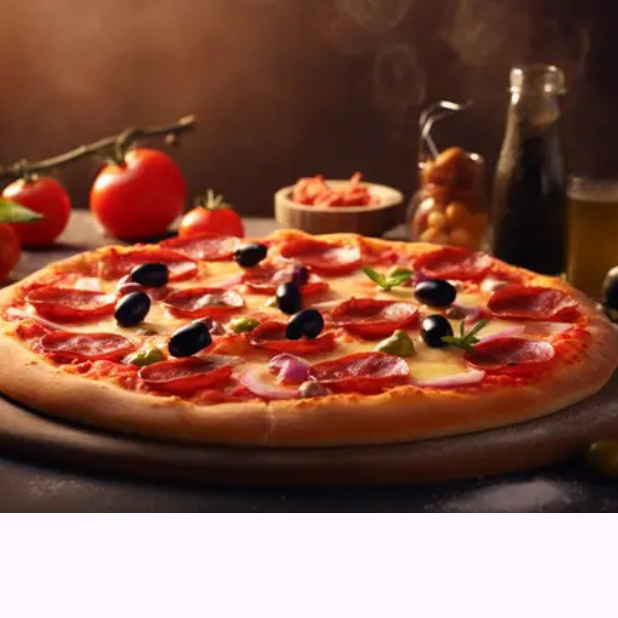
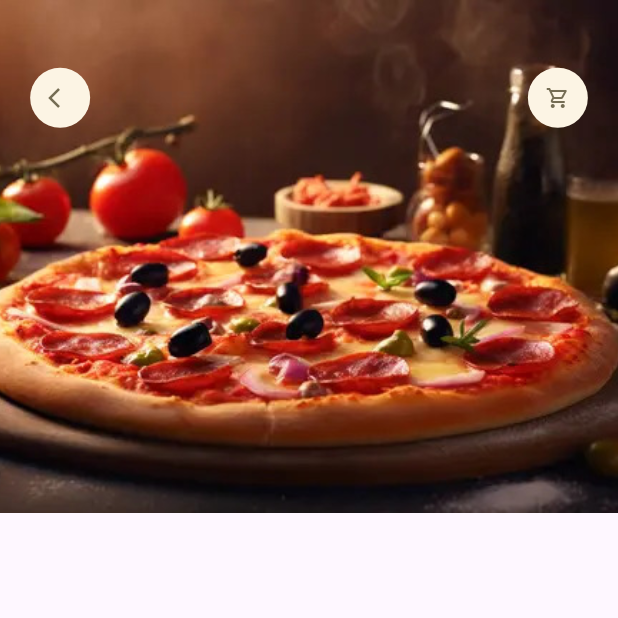
Before and after one commit to SabihaAkter25/Shop-App-with-Backend, a Flutter app: the screen it shows after launch, on a phone screen of 412 x 824 dp, the top half of it. Run offline on Flutter 3.47's test engine with Material 3 defaults, Android fonts, the phone set to English and light mode, and no system bars; our stand-ins replace dots_indicator, get.

Commit message:
Add detail page

```diff
--- a/lib/pages/food/popular_food_detail.dart
+++ b/lib/pages/food/popular_food_detail.dart
@@ -1,5 +1,6 @@
 import 'package:flutter/material.dart';
 import 'package:shop_app_with_backend/utils/dimantions.dart';
+import 'package:shop_app_with_backend/widgets/app_icon.dart';
 
 class PopularFoodDetail extends StatelessWidget {
   const PopularFoodDetail({super.key});
@@ -23,10 +24,14 @@ decoration: const BoxDecoration(
 ),
               ) ),
           Positioned(
+            top: Dimantions.height45,
               left: Dimantions.width20,
               right: Dimantions.width20,
-              child:Row(
+              child:const Row(
+                mainAxisAlignment: MainAxisAlignment.spaceBetween,
             children: [
+              AppIcon(icon: Icons.arrow_back_ios),
+              AppIcon(icon: Icons.shopping_cart_outlined),
 
             ],
           ) )
```
